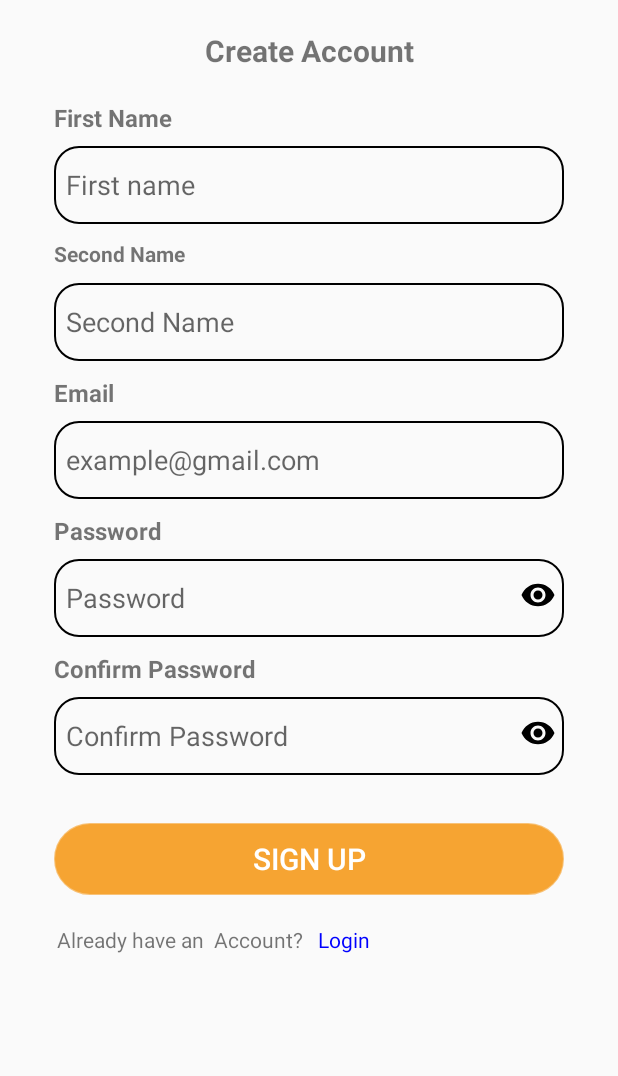
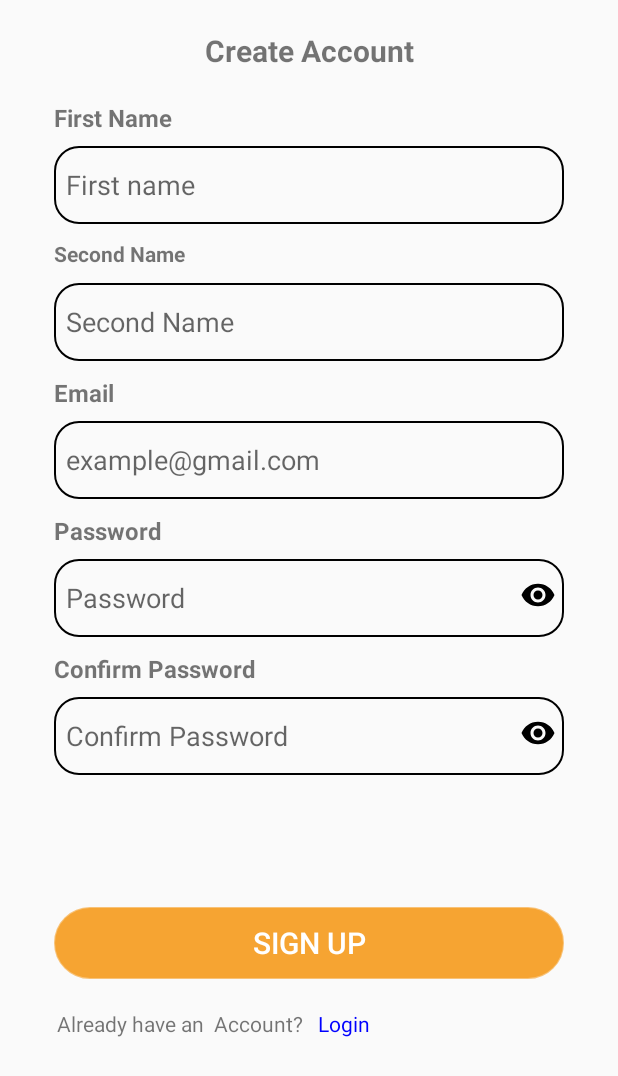
Before and after one commit to Iniestabrian/Expenditure-Manager-App, an Android app: the SignUpFragment screen opened through its navigation route, on a phone screen of 412 x 824 dp. Shown: the top 1076 px of the screen. Run offline under Robolectric (Android 15) with nearby library versions, the phone set to English and light mode, and no system bars; our stand-ins replace sdp/ssp sizes.

```diff
--- a/app/build.gradle
+++ b/app/build.gradle
@@ -82,9 +82,4 @@ dependencies {
 
 
 
-
-
-
-
-
 }
--- a/app/src/main/java/com/example/trailevy/fragments/RecordsFragment.kt
+++ b/app/src/main/java/com/example/trailevy/fragments/RecordsFragment.kt
@@ -72,7 +72,7 @@ class RecordsFragment : Fragment() {
         }
 
         recordsMvvm.getRecords()
-        recordsMvvm.getTatals()
+        recordsMvvm.getTotals()
 
 
 
--- a/app/src/main/res/layout/fragment_sign_up.xml
+++ b/app/src/main/res/layout/fragment_sign_up.xml
@@ -232,17 +232,17 @@
                 android:layout_width="match_parent"
                 android:layout_height="0dp"
                 android:layout_marginStart="36dp"
+                android:layout_marginTop="88dp"
                 android:layout_marginEnd="36dp"
-                android:layout_marginTop="32dp"
                 android:background="@drawable/btn_background"
                 android:backgroundTint="@color/primary_opac"
+                android:text="SIGN UP"
                 android:textColor="@color/white"
-                android:text="SIGN UP"
                 android:textSize="20sp"
-                app:layout_constraintTop_toBottomOf="@+id/edConfirmPassword"
                 app:layout_constraintEnd_toEndOf="parent"
-                app:layout_constraintHorizontal_bias="1.0"
-                app:layout_constraintStart_toStartOf="parent" />
+                app:layout_constraintHorizontal_bias="0.0"
+                app:layout_constraintStart_toStartOf="parent"
+                app:layout_constraintTop_toBottomOf="@+id/edConfirmPassword" />
 
 
             <TextView
--- a/app/src/main/res/layout/fragment_splash.xml
+++ b/app/src/main/res/layout/fragment_splash.xml
@@ -11,16 +11,16 @@
     <ImageView
         android:layout_width="match_parent"
         android:layout_height="250dp"
-        android:src="@drawable/traylevylogo"
         android:layout_marginStart="46dp"
         android:layout_marginEnd="46dp"
+        android:src="@drawable/traylevylogo"
 
         app:layout_constraintBottom_toBottomOf="parent"
         app:layout_constraintEnd_toEndOf="parent"
-        app:layout_constraintHorizontal_bias="0.5"
+        app:layout_constraintHorizontal_bias="0.0"
         app:layout_constraintStart_toStartOf="parent"
         app:layout_constraintTop_toTopOf="parent"
-        app:layout_constraintVertical_bias="0.5" />
+        app:layout_constraintVertical_bias="0.498" />
 
 
 </androidx.constraintlayout.widget.ConstraintLayout>
```
Also changed, not shown: app/src/main/java/com/example/trailevy/repository/RecordsRepository.kt (added, +90 -0 lines), app/src/main/java/com/example/trailevy/viewModels/LoginViewModel.kt (+8 -28 lines), app/src/main/java/com/example/trailevy/viewModels/RecordsViewModel.kt (+11 -56 lines).
